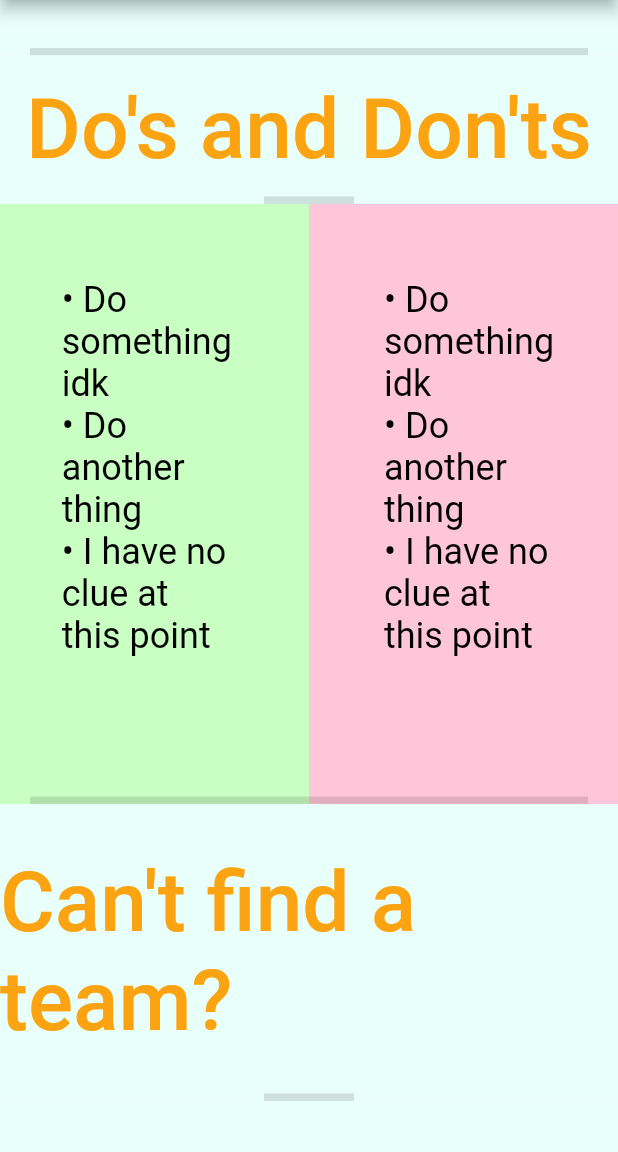
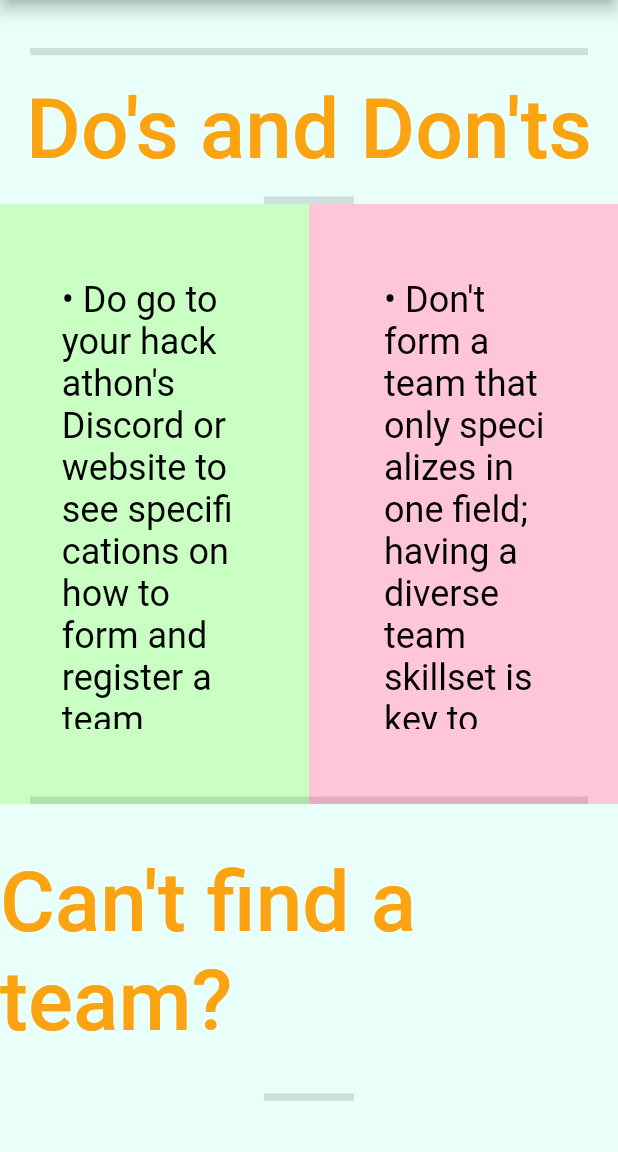
Before and after one commit to Saatvik-Aggarwal/mlh-birthday-hackathon, a Flutter app: the TeamPage screen opened by its route, scrolled down 3456 dp, on a phone screen of 412 x 824 dp, the part 84-1236 px from its top. Run offline on Flutter 3.47's test engine with Material 2 defaults, Android fonts, the phone set to English and light mode, and no system bars.

Commit message:
Update team.dart

```diff
--- a/lib/team.dart
+++ b/lib/team.dart
@@ -173,7 +173,7 @@ class _TeamPageState extends State<TeamPage> {
                   alignment: Alignment.topLeft,
                   heightFactor: 1.2,
                   child: Text(
-                      '• Do something idk\n• Do another thing\n• I have no clue at this point',
+                      '• Do go to your hackathon\'s Discord or website to see specifications on how to form and register a team\n• Do pick teammates whose work and communication schedules coincide with yours\n• Do have a meeting or call with your teammates to introduce yourself, your ideas, and your skills',
                       style: Theme.of(context).textTheme.bodyText2),
                 ),
               ),
@@ -188,7 +188,7 @@ class _TeamPageState extends State<TeamPage> {
                   alignment: Alignment.topLeft,
                   heightFactor: 1.2,
                   child: Text(
-                      '• Do something idk\n• Do another thing\n• I have no clue at this point',
+                      '• Don\'t form a team that only specializes in one field; having a diverse team skillset is key to making your project unique and viable\n• Don\'t underrepresent your abilities when describing yourself to potential teammates; if you have little experience in a subject, use the hackathon as a learning experience\n• Don\'t stay in your comfort zone; if a teammate is slacking, help them with their part of the project, especially if it means learning a new skill',
                       style: Theme.of(context).textTheme.bodyText2),
                 ),
               ),
```
